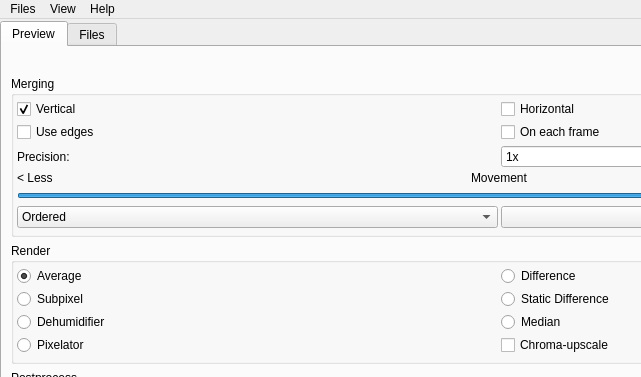
The window that src/gui/mainwindow.ui (spillerrec/Overmix) describes before a commit, drawn with Qt 5; both pictures show x 0 to 641 and y 0 to 377 of the 998 by 804 pixel window.
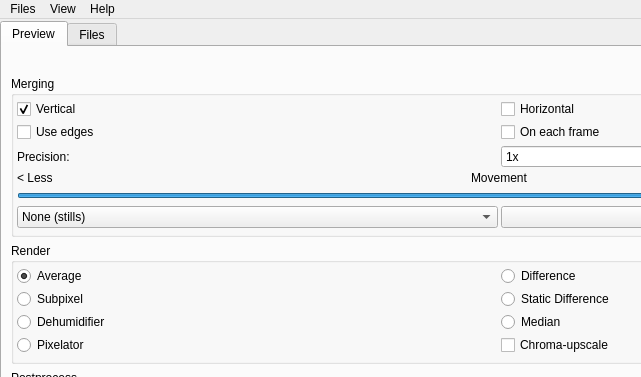
The same window after the commit.

```diff
--- a/src/gui/mainwindow.ui
+++ b/src/gui/mainwindow.ui
@@ -201,7 +201,7 @@
                   <string>The algorithm used for aligning</string>
                  </property>
                  <property name="currentIndex">
-                  <number>1</number>
+                  <number>0</number>
                  </property>
                  <item>
                   <property name="text">
```
Left out of the diff: 5 changed lines with no effect on the pictures.
